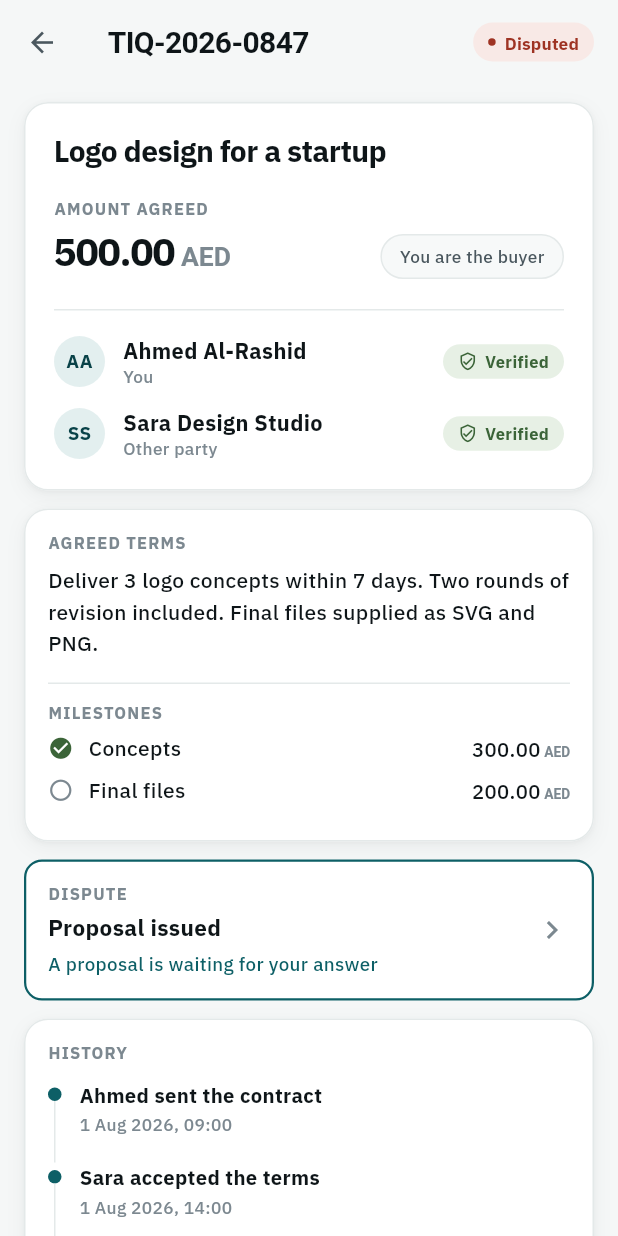
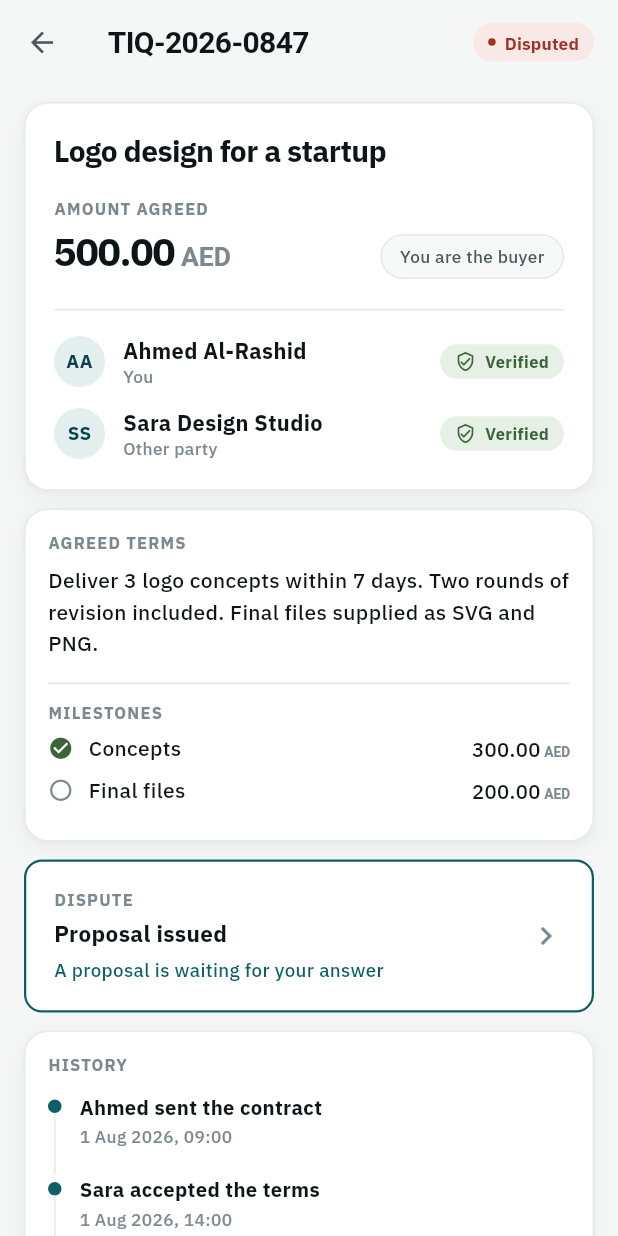
Before and after one commit to MTIEZE/trustiq-uae, a Flutter app: the screen it shows after launch, after a tap on "Logo design for a startup", on a phone screen of 412 x 824 dp. Run offline on Flutter 3.47's test engine with Material 3 defaults, Android fonts, the phone set to English and light mode, and no system bars; our stand-ins replace file_picker, supabase_flutter; accounts and stored records are empty; project files that could hold a hidden picture were left out.

Commit message:
Finish the dark theme, and make the screens agree with each other
Migrating the screens to the palette was not the same as making them correct in
the dark, and four of them were still painting white on their own. Every one
was the same thing: a spinner or an icon sitting on the accent. In the dark
theme the accent is a light teal and white on it is unreadable, so a filled
button would have shown an invisible spinner to anyone with dark mode on.

The palette was missing a token for it. `onAccent` is white in the light theme
and near-black in the dark one, and the two ternaries the theme was carrying
for the same idea collapse into it. Both sides now clear WCAG AA for a label on
a filled button, and a test says so.

Then the part that had drifted quietly. Ten icon sizes across the screens: 13,
14, 15, 16, 17, 18, 19, 20, 26 and 40. The differences between most of them are
invisible and the inconsistency is not, so they collapse to five, chosen by
what the icon sits beside rather than by eye. Card padding had three
conventions for one decision. The gap between an icon and its word had two.

Two drift guards, because a design system nobody follows is a file rather than
a system, and it stops being followed one hardcoded 13 at a time. One walks
every source file and fails on a colour literal, exempting the mark, since a
logo that changes with the interface is not a logo. The other fails on a
numeric icon size. Both found exactly what they were written for and now find
nothing.

152 Flutter tests.

Co-Authored-By: Claude Opus 5 <noreply@anthropic.com>

```diff
--- a/apps/mobile/lib/screens/contract_detail_screen.dart
+++ b/apps/mobile/lib/screens/contract_detail_screen.dart
@@ -135,7 +135,7 @@ class ContractDetailScreen extends StatelessWidget {
                                 m.deliveredAt != null
                                     ? Icons.check_circle
                                     : Icons.radio_button_unchecked,
-                                size: 17,
+                                size: IconSize.md,
                                 color: m.deliveredAt != null
                                     ? c.ok
                                     : c.inkFaint,
@@ -287,10 +287,10 @@ class _PartyRow extends StatelessWidget {
             children: [
               Icon(
                 verified ? Icons.verified_user_outlined : Icons.gpp_maybe_outlined,
-                size: 13,
+                size: IconSize.sm,
                 color: verified ? c.ok : c.caution,
               ),
-              const SizedBox(width: 5),
+              const SizedBox(width: Space.inline),
               Text(
                 verified ? 'Verified' : 'Unverified',
                 style: Type.caption.copyWith(
@@ -336,7 +336,7 @@ class _DisputeBanner extends StatelessWidget {
           ),
         ),
         child: Padding(
-          padding: const EdgeInsets.all(16),
+          padding: const EdgeInsets.all(Space.xl),
           child: Row(
             children: [
               Expanded(
--- a/apps/mobile/lib/screens/contracts_screen.dart
+++ b/apps/mobile/lib/screens/contracts_screen.dart
@@ -35,7 +35,7 @@ class ContractsScreen extends StatelessWidget {
             IconButton(
               tooltip: 'Sign out of ${state.backendLabel}',
               onPressed: state.signOut,
-              icon: const Icon(Icons.logout, size: 20),
+              icon: const Icon(Icons.logout, size: IconSize.lg),
             ),
           const SizedBox(width: 12),
         ],
@@ -47,7 +47,7 @@ class ContractsScreen extends StatelessWidget {
           ),
         ),
         backgroundColor: c.accent,
-        foregroundColor: Colors.white,
+        foregroundColor: c.onAccent,
         icon: const Icon(Icons.add),
         label: const Text('New contract'),
       ),
@@ -216,8 +216,8 @@ class _ContractTile extends StatelessWidget {
                       const SizedBox(height: Space.md),
                       Row(
                         children: [
-                          Icon(Icons.person_outline, size: 14, color: c.inkFaint),
-                          const SizedBox(width: 6),
+                          Icon(Icons.person_outline, size: IconSize.sm, color: c.inkFaint),
+                          const SizedBox(width: Space.inline),
                           Flexible(
                             child: Text(
                               counterparty.name,
@@ -226,8 +226,8 @@ class _ContractTile extends StatelessWidget {
                             ),
                           ),
                           if (counterparty.verified) ...[
-                            const SizedBox(width: 5),
-                            Icon(Icons.verified, size: 13, color: c.accent),
+                            const SizedBox(width: Space.inline),
+                            Icon(Icons.verified, size: IconSize.sm, color: c.accent),
                           ],
                           const Spacer(),
                           const SizedBox(width: Space.sm),
@@ -282,7 +282,7 @@ class _ErrorNote extends StatelessWidget {
       child: Row(
         crossAxisAlignment: CrossAxisAlignment.start,
         children: [
-          Icon(Icons.error_outline, size: 18, color: c.critical),
+          Icon(Icons.error_outline, size: IconSize.md, color: c.critical),
           const SizedBox(width: 10),
           Expanded(
             child: Text(
@@ -333,7 +333,7 @@ class _NoContractsYet extends StatelessWidget {
       padding: const EdgeInsets.only(top: 48, bottom: 24),
       child: Column(
         children: [
-          Icon(Icons.description_outlined, size: 40, color: c.inkFaint.withValues(alpha: 0.5)),
+          Icon(Icons.description_outlined, size: IconSize.hero, color: c.inkFaint.withValues(alpha: 0.5)),
           const SizedBox(height: 16),
           const Text(
             'No contracts yet',
--- a/apps/mobile/lib/screens/new_contract_screen.dart
+++ b/apps/mobile/lib/screens/new_contract_screen.dart
@@ -120,12 +120,12 @@ class _NewContractScreenState extends State<NewContractScreen> {
                     ButtonSegment(
                       value: Role.buyer,
                       label: Text('I am paying'),
-                      icon: Icon(Icons.south_west, size: 16),
+                      icon: Icon(Icons.south_west, size: IconSize.md),
                     ),
                     ButtonSegment(
                       value: Role.seller,
                       label: Text('I am delivering'),
-                      icon: Icon(Icons.north_east, size: 16),
+                      icon: Icon(Icons.north_east, size: IconSize.md),
                     ),
                   ],
                   selected: {_youAre},
@@ -213,7 +213,7 @@ class _NewContractScreenState extends State<NewContractScreen> {
                   const SizedBox(height: Space.md),
                   Row(
                     children: [
-                      Icon(Icons.check_circle_outline, size: 15, color: c.ok),
+                      Icon(Icons.check_circle_outline, size: IconSize.sm, color: c.ok),
                       const SizedBox(width: Space.sm),
                       Text(
                         'Recorded as ${formatAed(_parsedAmount!)}',
--- a/apps/mobile/lib/theme.dart
+++ b/apps/mobile/lib/theme.dart
@@ -33,6 +33,7 @@ class TrustIqPalette extends ThemeExtension<TrustIqPalette> {
   const TrustIqPalette({
     required this.isDark,
     required this.accent,
+    required this.onAccent,
     required this.accentStrong,
     required this.accentSoft,
     required this.accentGlow,
@@ -58,6 +59,14 @@ class TrustIqPalette extends ThemeExtension<TrustIqPalette> {
   final bool isDark;
 
   final Color accent;
+
+  /// What sits on top of the accent: a label in a filled button, a spinner, a
+  /// FAB icon. White in the light theme and near-black in the dark one,
+  /// because the dark accent is a light teal and white on it is unreadable.
+  /// Every widget that paints something onto the accent must use this rather
+  /// than assuming white, which is what four of them were doing.
+  final Color onAccent;
+
   final Color accentStrong;
   final Color accentSoft;
   final Color accentGlow;
@@ -80,6 +89,7 @@ class TrustIqPalette extends ThemeExtension<TrustIqPalette> {
   static const light = TrustIqPalette(
     isDark: false,
     accent: Color(0xFF0D5F66),
+    onAccent: Color(0xFFFFFFFF),
     accentStrong: Color(0xFF094248),
     accentSoft: Color(0xFFE3EFEF),
     accentGlow: Color(0xFFF3F8F8),
@@ -114,6 +124,7 @@ class TrustIqPalette extends ThemeExtension<TrustIqPalette> {
   static const dark = TrustIqPalette(
     isDark: true,
     accent: Color(0xFF4FBFC7),
+    onAccent: Color(0xFF06191B),
     accentStrong: Color(0xFF86D8DE),
     accentSoft: Color(0xFF10312F),
     accentGlow: Color(0xFF101A1B),
@@ -151,6 +162,7 @@ class TrustIqPalette extends ThemeExtension<TrustIqPalette> {
   TrustIqPalette copyWith({
     bool? isDark,
     Color? accent,
+    Color? onAccent,
     Color? accentStrong,
     Color? accentSoft,
     Color? accentGlow,
@@ -172,6 +184,7 @@ class TrustIqPalette extends ThemeExtension<TrustIqPalette> {
     return TrustIqPalette(
       isDark: isDark ?? this.isDark,
       accent: accent ?? this.accent,
+      onAccent: onAccent ?? this.onAccent,
       accentStrong: accentStrong ?? this.accentStrong,
       accentSoft: accentSoft ?? this.accentSoft,
       accentGlow: accentGlow ?? this.accentGlow,
@@ -199,6 +212,7 @@ class TrustIqPalette extends ThemeExtension<TrustIqPalette> {
     return TrustIqPalette(
       isDark: t < 0.5 ? isDark : other.isDark,
       accent: mix(accent, other.accent),
+      onAccent: mix(onAccent, other.onAccent),
       accentStrong: mix(accentStrong, other.accentStrong),
       accentSoft: mix(accentSoft, other.accentSoft),
       accentGlow: mix(accentGlow, other.accentGlow),
@@ -229,12 +243,40 @@ extension TrustIqPaletteContext on BuildContext {
 /// The spacing scale. Nothing between these values.
 abstract final class Space {
   static const xs = 4.0;
+
+  /// The gap between an icon and the word next to it. Small enough that they
+  /// read as one thing, which 8 does not.
+  static const inline = 6.0;
+
   static const sm = 8.0;
   static const md = 12.0;
   static const lg = 16.0;
   static const xl = 20.0;
   static const xxl = 28.0;
   static const section = 36.0;
+}
+
+/// Icon sizes.
+///
+/// There were ten of these across the screens: 13, 14, 15, 16, 17, 18, 19, 20,
+/// 26 and 40. The differences between most of them are invisible and the
+/// inconsistency is not, so they collapse to five, chosen by what the icon sits
+/// next to rather than by eye.
+abstract final class IconSize {
+  /// Beside a caption or a label.
+  static const sm = 14.0;
+
+  /// Beside body text. The workhorse.
+  static const md = 17.0;
+
+  /// In a button or a header, where it stands alone.
+  static const lg = 20.0;
+
+  /// The subject of its own block, like a file picker.
+  static const xl = 26.0;
+
+  /// An empty state, where the icon is the only thing on screen.
+  static const hero = 40.0;
 }
 
 abstract final class Radii {
@@ -389,9 +431,7 @@ ThemeData buildTheme([TrustIqPalette palette = TrustIqPalette.light]) {
           (states) => states.contains(WidgetState.disabled) ? c.accentSoft : c.accent,
         ),
         foregroundColor: WidgetStateProperty.resolveWith(
-          (states) => states.contains(WidgetState.disabled)
-              ? c.inkFaint
-              : (c.isDark ? const Color(0xFF06191B) : Colors.white),
+          (states) => states.contains(WidgetState.disabled) ? c.inkFaint : c.onAccent,
         ),
         overlayColor: WidgetStatePropertyAll(
           (c.isDark ? Colors.black : Colors.white).withValues(alpha: 0.12),
@@ -420,7 +460,7 @@ ThemeData buildTheme([TrustIqPalette palette = TrustIqPalette.light]) {
 
     floatingActionButtonTheme: FloatingActionButtonThemeData(
       backgroundColor: c.accent,
-      foregroundColor: c.isDark ? const Color(0xFF06191B) : Colors.white,
+      foregroundColor: c.onAccent,
       elevation: 2,
       highlightElevation: 3,
       extendedTextStyle: const TextStyle(fontWeight: FontWeight.w600, fontSize: 14.5),
--- a/apps/mobile/lib/widgets/common.dart
+++ b/apps/mobile/lib/widgets/common.dart
@@ -175,7 +175,7 @@ class RuleNote extends StatelessWidget {
       child: Row(
         crossAxisAlignment: CrossAxisAlignment.start,
         children: [
-          Icon(icon, size: 16, color: colour),
+          Icon(icon, size: IconSize.md, color: colour),
           const SizedBox(width: Space.md),
           Expanded(
             child: Text(
```
Also changed, not shown: apps/mobile/lib/screens/add_evidence_screen.dart (+5 -5 lines), apps/mobile/lib/screens/dispute_screen.dart (+11 -11 lines), apps/mobile/lib/screens/sign_in_screen.dart (+5 -5 lines), apps/mobile/lib/screens/verify_identity_screen.dart (+5 -5 lines), 1 other file.
